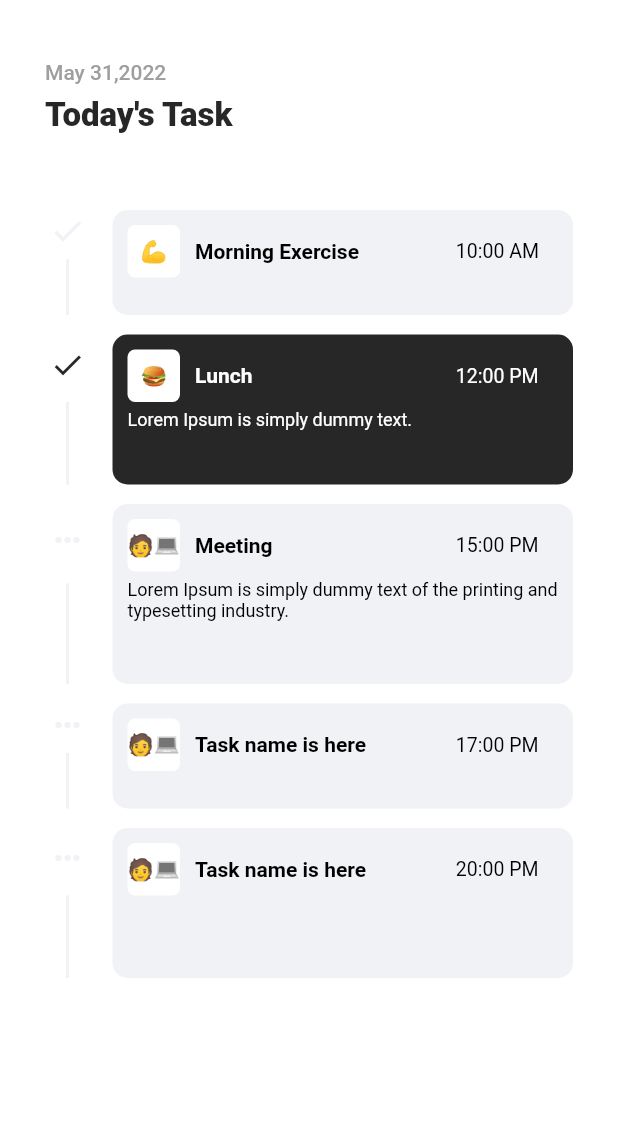
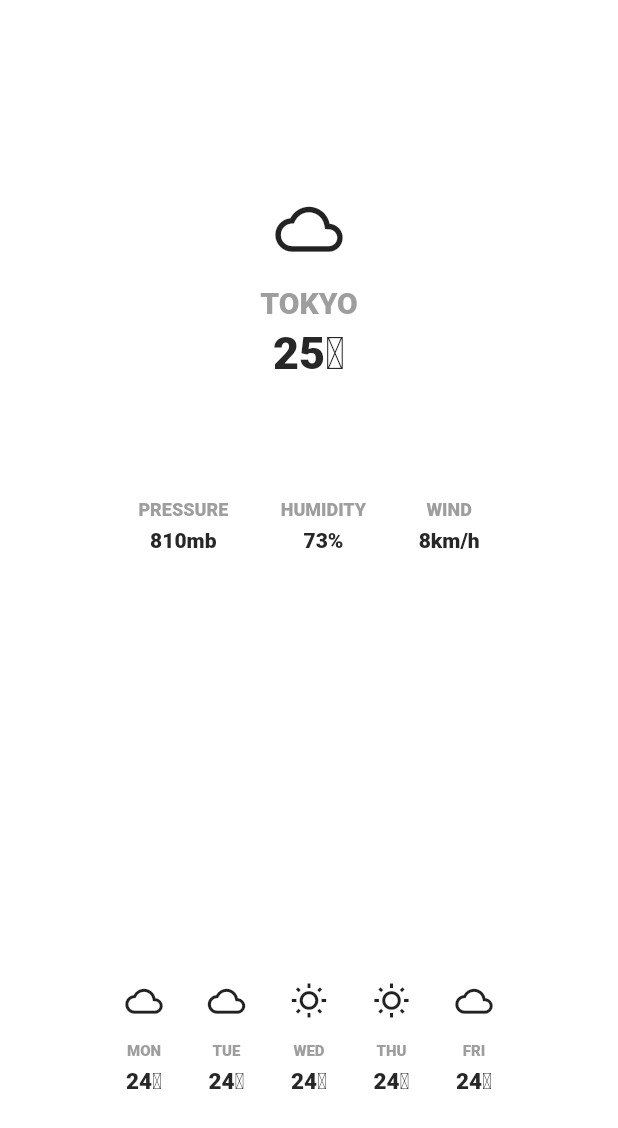
Before and after one commit to knsrmnm/flutter_ui_jumble, a Flutter app: the screen it shows after launch, on a phone screen of 412 x 824 dp. Shown: the top 1128 px of the screen. Run offline on Flutter 3.47's test engine with Material 2 defaults, Android fonts, the phone set to English and light mode, and no system bars.

Commit message:
add simple weather screen.

```diff
--- a/lib/main.dart
+++ b/lib/main.dart
@@ -1,5 +1,5 @@
 import 'package:flutter/material.dart';
-import 'package:flutter_ui_jumble/screens/today_task_screen.dart';
+import 'package:flutter_ui_jumble/screens/simple_weather_screen.dart';
 
 void main() {
   runApp(MyApp());
@@ -14,7 +14,7 @@ class MyApp extends StatelessWidget {
       theme: ThemeData(
         primarySwatch: Colors.blue,
       ),
-      home: TodayTaskScreen()
+      home: SimpleWeatherScreen()
     );
   }
 }
--- /dev/null
+++ b/lib/screens/simple_weather_screen.dart
@@ -0,0 +1,143 @@
+import 'package:flutter/material.dart';
+
+class SimpleWeatherScreen extends StatefulWidget {
+  const SimpleWeatherScreen({Key? key}) : super(key: key);
+
+  @override
+  State<SimpleWeatherScreen> createState() => _SimpleWeatherScreenState();
+}
+
+class _SimpleWeatherScreenState extends State<SimpleWeatherScreen> {
+
+  final Color _accentColor     = Color(0xFF272727);
+  final Color _containerColor  = Color(0xFFF0F2F5);
+
+  @override
+  Widget build(BuildContext context) {
+    return Scaffold(
+      backgroundColor: Colors.white,
+      body: SafeArea(
+        child: Padding(
+          padding: EdgeInsets.all(30.0),
+          child: Stack(
+            fit: StackFit.expand,
+            children: [
+              Align(
+                alignment: Alignment.topCenter,
+                child: Column(
+                  children: [
+                    const SizedBox(height: 100.0),
+                    Icon(Icons.wb_cloudy_outlined, size: 45.0),
+                    const SizedBox(height: 15.0),
+                    Text('TOKYO', style: TextStyle(fontSize: 20.0, fontWeight: FontWeight.w800, color: Colors.grey)),
+                    const SizedBox(height: 5.0),
+                    Text('25℃', style: TextStyle(fontSize: 30.0, fontWeight: FontWeight.w800, color: _accentColor)),
+                    const SizedBox(height: 80.0),
+                    Row(
+                      mainAxisAlignment: MainAxisAlignment.center,
+                      children: [
+                        Column(
+                          mainAxisSize: MainAxisSize.min,
+                          children: [
+                            Text('PRESSURE', style: TextStyle(fontSize: 12.0, fontWeight: FontWeight.w800, color: Colors.grey)),
+                            const SizedBox(height: 5.0),
+                            Text('810mb', style: TextStyle(fontSize: 14.0, fontWeight: FontWeight.w800, color: _accentColor)),
+                          ],
+                        ),
+                        const SizedBox(width: 35.0),
+                        Column(
+                          mainAxisSize: MainAxisSize.min,
+                          children: [
+                            Text('HUMIDITY', style: TextStyle(fontSize: 12.0, fontWeight: FontWeight.w800, color: Colors.grey)),
+                            const SizedBox(height: 5.0),
+                            Text('73%', style: TextStyle(fontSize: 14.0, fontWeight: FontWeight.w800, color: _accentColor)),
+                          ],
+                        ),
+                        const SizedBox(width: 35.0),
+                        Column(
+                          mainAxisSize: MainAxisSize.min,
+                          children: [
+                            Text('WIND', style: TextStyle(fontSize: 12.0, fontWeight: FontWeight.w800, color: Colors.grey)),
+                            const SizedBox(height: 5.0),
+                            Text('8km/h', style: TextStyle(fontSize: 14.0, fontWeight: FontWeight.w800, color: _accentColor)),
+                          ],
+                        ),
+                      ],
+                    )
+                  ],
+                ),
+              ),
+              Align(
+                alignment: Alignment(0, 0.8),
+                child: Row(
+                  mainAxisAlignment: MainAxisAlignment.center,
+                  children: [
+                    Column(
+                      mainAxisSize: MainAxisSize.min,
+                      children: [
+                        const SizedBox(height: 50.0),
+                        Icon(Icons.wb_cloudy_outlined, size: 25.0),
+                        const SizedBox(height: 15.0),
+                        Text('MON', style: TextStyle(fontSize: 10.0, fontWeight: FontWeight.w800, color: Colors.grey)),
+                        const SizedBox(height: 5.0),
+                        Text('24℃', style: TextStyle(fontSize: 15.0, fontWeight: FontWeight.w800, color: _accentColor)),
+                      ],
+                    ),
+                    const SizedBox(width: 30.0),
+                    Column(
+                      mainAxisSize: MainAxisSize.min,
+                      children: [
+                        const SizedBox(height: 50.0),
+                        Icon(Icons.wb_cloudy_outlined, size: 25.0),
+                        const SizedBox(height: 15.0),
+                        Text('TUE', style: TextStyle(fontSize: 10.0, fontWeight: FontWeight.w800, color: Colors.grey)),
+                        const SizedBox(height: 5.0),
+                        Text('24℃', style: TextStyle(fontSize: 15.0, fontWeight: FontWeight.w800, color: _accentColor)),
+                      ],
+                    ),
+                    const SizedBox(width: 30.0),
+                    Column(
+                      mainAxisSize: MainAxisSize.min,
+                      children: [
+                        const SizedBox(height: 50.0),
+                        Icon(Icons.wb_sunny_outlined, size: 25.0),
+                        const SizedBox(height: 15.0),
+                        Text('WED', style: TextStyle(fontSize: 10.0, fontWeight: FontWeight.w800, color: Colors.grey)),
+                        const SizedBox(height: 5.0),
+                        Text('24℃', style: TextStyle(fontSize: 15.0, fontWeight: FontWeight.w800, color: _accentColor)),
+                      ],
+                    ),
+                    const SizedBox(width: 30.0),
+                    Column(
+                      mainAxisSize: MainAxisSize.min,
+                      children: [
+                        const SizedBox(height: 50.0),
+                        Icon(Icons.wb_sunny_outlined, size: 25.0),
+                        const SizedBox(height: 15.0),
+                        Text('THU', style: TextStyle(fontSize: 10.0, fontWeight: FontWeight.w800, color: Colors.grey)),
+                        const SizedBox(height: 5.0),
+                        Text('24℃', style: TextStyle(fontSize: 15.0, fontWeight: FontWeight.w800, color: _accentColor)),
+                      ],
+                    ),
+                    const SizedBox(width: 30.0),
+                    Column(
+                      mainAxisSize: MainAxisSize.min,
+                      children: [
+                        const SizedBox(height: 50.0),
+                        Icon(Icons.wb_cloudy_outlined, size: 25.0),
+                        const SizedBox(height: 15.0),
+                        Text('FRI', style: TextStyle(fontSize: 10.0, fontWeight: FontWeight.w800, color: Colors.grey)),
+                        const SizedBox(height: 5.0),
+                        Text('24℃', style: TextStyle(fontSize: 15.0, fontWeight: FontWeight.w800, color: _accentColor)),
+                      ],
+                    ),
+                  ],
+                ),
+              ),
+            ],
+          )
+        ),
+      ),
+    );
+  }
+}
```
